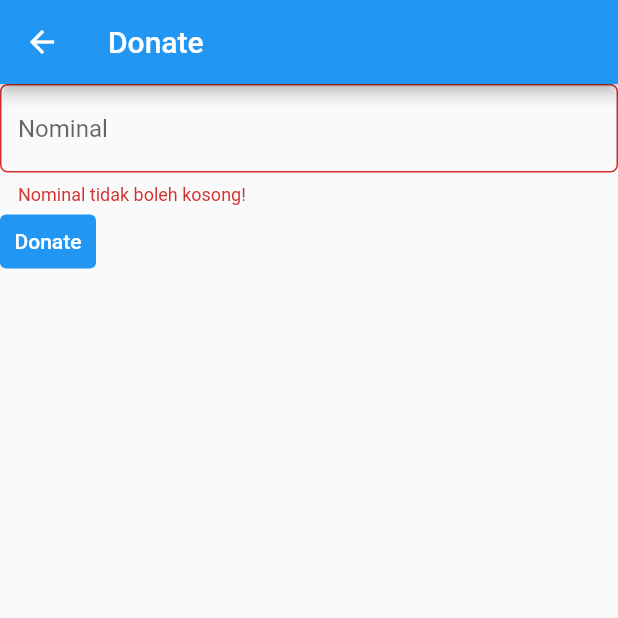
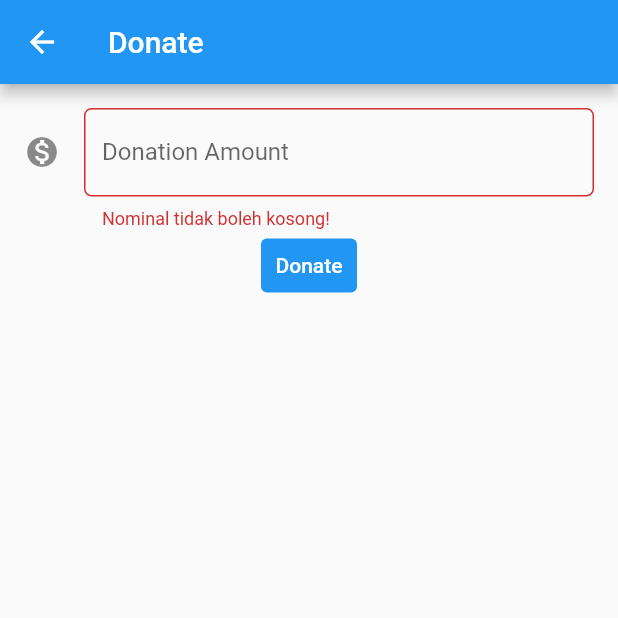
Before and after one commit to Insta-x/start-in-mobile, a Flutter app: the DonateProjectPage screen opened directly with empty values, after a tap on "Donate", on a phone screen of 412 x 824 dp, the top half of it. Run offline on Flutter 3.47's test engine with Material 2 defaults, Android fonts, the light colour scheme and no system bars; missing offline and left inert: pbp_django_auth.

Commit message:
donation page ui

```diff
--- a/lib/pages/projects/donate_project.dart
+++ b/lib/pages/projects/donate_project.dart
@@ -2,7 +2,6 @@ import 'package:flutter/material.dart';
 import 'package:flutter/services.dart';
 import 'package:provider/provider.dart';
 import 'package:pbp_django_auth/pbp_django_auth.dart';
-import 'package:start_in_mobile/models/project.dart';
 import 'package:start_in_mobile/queries/projects/donate_project.dart';
 
 class DonateProjectPage extends StatefulWidget {
@@ -35,11 +34,15 @@ class _DonateProjectPageState extends State<DonateProjectPage> {
       body: Form(
         key: _donateProjectFormKey,
         child: SingleChildScrollView(
+          child: Container(
+            margin: EdgeInsets.all(16),
             child: Column(
               crossAxisAlignment: CrossAxisAlignment.start,
               children: [
                 TextFormField(
                   decoration: InputDecoration(
+                    icon: Icon(Icons.monetization_on),
+                    labelText: 'Donation Amount',
                     hintText: "Nominal",
                     // Menambahkan circular border agar lebih rapi
                     border: OutlineInputBorder(
@@ -78,7 +81,8 @@ class _DonateProjectPageState extends State<DonateProjectPage> {
                     return null;
                   },
                 ),
-              TextButton(
+                Center(
+                  child: TextButton(
                     style: ButtonStyle(
                       backgroundColor: MaterialStateProperty.all(Colors.blue),
                     ),
@@ -93,7 +97,9 @@ class _DonateProjectPageState extends State<DonateProjectPage> {
                       style: TextStyle(color: Colors.white),
                     ),
                   ),
+                ),
               ],
+            ),
           ),
         ),
       ),
```
Lines whose indentation alone changed are shown as unchanged.
